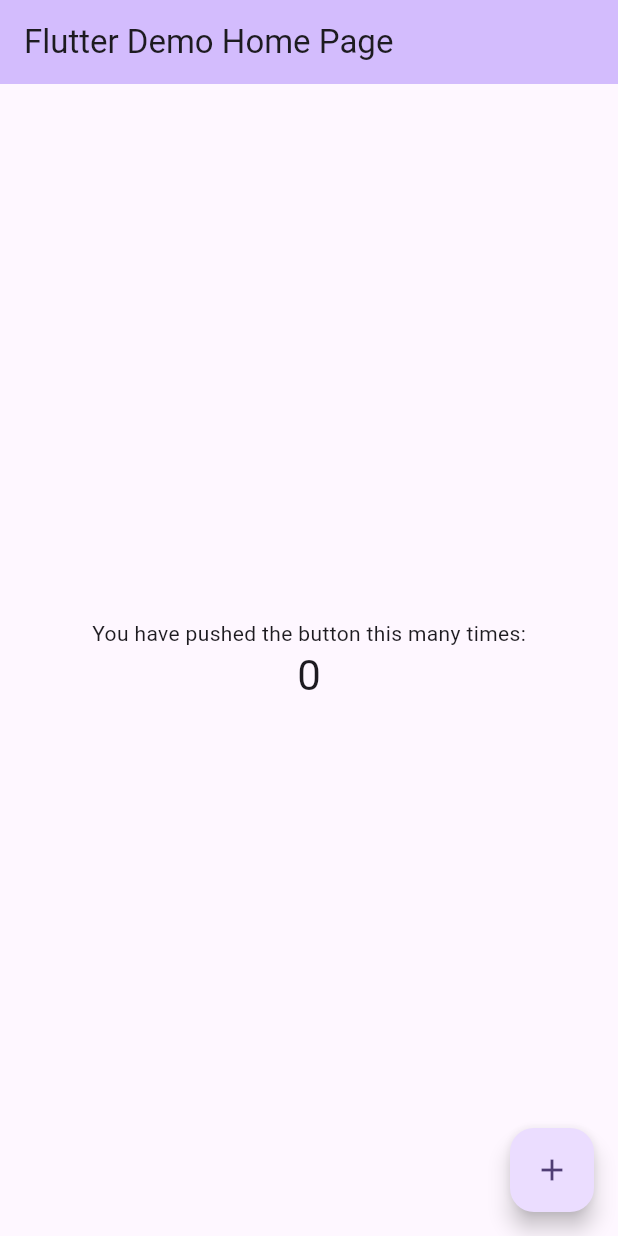
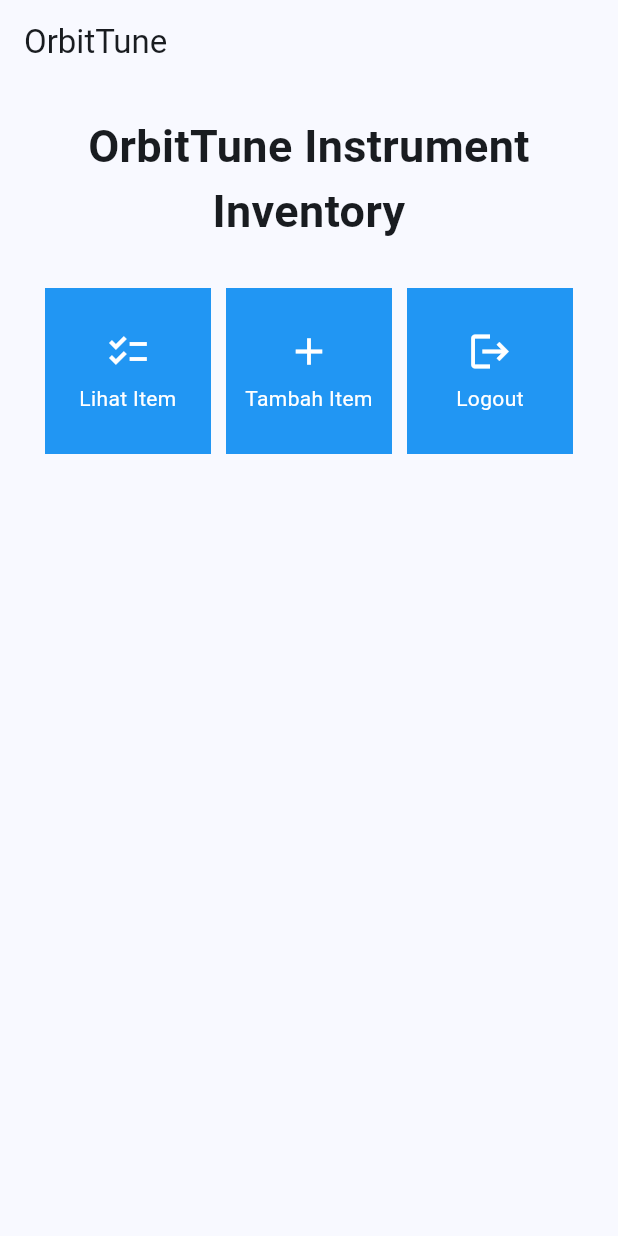
Before and after one commit to bulanath/orbit-tune-mobile, a Flutter app: the screen it shows after launch, on a phone screen of 412 x 824 dp. Run offline on Flutter 3.47's test engine with Material 2 defaults, Android fonts, the light colour scheme and no system bars.

Commit message:
feat: add new buttons to app

```diff
--- a/lib/main.dart
+++ b/lib/main.dart
@@ -1,4 +1,5 @@
 import 'package:flutter/material.dart';
+import 'package:orbit_tune/menu.dart';
 
 void main() {
   runApp(const MyApp());
@@ -28,98 +29,10 @@
         //
         // This works for code too, not just values: Most code changes can be
         // tested with just a hot reload.
-        colorScheme: ColorScheme.fromSeed(seedColor: Colors.deepPurple),
+        colorScheme: ColorScheme.fromSeed(seedColor: Colors.blue),
         useMaterial3: true,
       ),
-      home: const MyHomePage(title: 'Flutter Demo Home Page'),
+      home: MyHomePage(),
     );
   }
 }
-
-class MyHomePage extends StatefulWidget {
-  const MyHomePage({super.key, required this.title});
-
-  // This widget is the home page of your application. It is stateful, meaning
-  // that it has a State object (defined below) that contains fields that affect
-  // how it looks.
-
-  // This class is the configuration for the state. It holds the values (in this
-  // case the title) provided by the parent (in this case the App widget) and
-  // used by the build method of the State. Fields in a Widget subclass are
-  // always marked "final".
-
-  final String title;
-
-  @override
-  State<MyHomePage> createState() => _MyHomePageState();
-}
-
-class _MyHomePageState extends State<MyHomePage> {
-  int _counter = 0;
-
-  void _incrementCounter() {
-    setState(() {
-      // This call to setState tells the Flutter framework that something has
-      // changed in this State, which causes it to rerun the build method below
-      // so that the display can reflect the updated values. If we changed
-      // _counter without calling setState(), then the build method would not be
-      // called again, and so nothing would appear to happen.
-      _counter++;
-    });
-  }
-
-  @override
-  Widget build(BuildContext context) {
-    // This method is rerun every time setState is called, for instance as done
-    // by the _incrementCounter method above.
-    //
-    // The Flutter framework has been optimized to make rerunning build methods
-    // fast, so that you can just rebuild anything that needs updating rather
-    // than having to individually change instances of widgets.
-    return Scaffold(
-      appBar: AppBar(
-        // TRY THIS: Try changing the color here to a specific color (to
-        // Colors.amber, perhaps?) and trigger a hot reload to see the AppBar
-        // change color while the other colors stay the same.
-        backgroundColor: Theme.of(context).colorScheme.inversePrimary,
-        // Here we take the value from the MyHomePage object that was created by
-        // the App.build method, and use it to set our appbar title.
-        title: Text(widget.title),
-      ),
-      body: Center(
-        // Center is a layout widget. It takes a single child and positions it
-        // in the middle of the parent.
-        child: Column(
-          // Column is also a layout widget. It takes a list of children and
-          // arranges them vertically. By default, it sizes itself to fit its
-          // children horizontally, and tries to be as tall as its parent.
-          //
-          // Column has various properties to control how it sizes itself and
-          // how it positions its children. Here we use mainAxisAlignment to
-          // center the children vertically; the main axis here is the vertical
-          // axis because Columns are vertical (the cross axis would be
-          // horizontal).
-          //
-          // TRY THIS: Invoke "debug painting" (choose the "Toggle Debug Paint"
-          // action in the IDE, or press "p" in the console), to see the
-          // wireframe for each widget.
-          mainAxisAlignment: MainAxisAlignment.center,
-          children: <Widget>[
-            const Text(
-              'You have pushed the button this many times:',
-            ),
-            Text(
-              '$_counter',
-              style: Theme.of(context).textTheme.headlineMedium,
-            ),
-          ],
-        ),
-      ),
-      floatingActionButton: FloatingActionButton(
-        onPressed: _incrementCounter,
-        tooltip: 'Increment',
-        child: const Icon(Icons.add),
-      ), // This trailing comma makes auto-formatting nicer for build methods.
-    );
-  }
-}
--- /dev/null
+++ b/lib/menu.dart
@@ -0,0 +1,120 @@
+import 'package:flutter/material.dart';
+
+class Item {
+  final String name;
+  final IconData icon;
+
+  Item(this.name, this.icon);
+}
+
+class MyHomePage extends StatelessWidget {
+  MyHomePage({Key? key}) : super(key: key);
+
+  final List<Item> items = [
+    Item("Lihat Item", Icons.checklist),
+    Item("Tambah Item", Icons.add),
+    Item("Logout", Icons.logout),
+  ];
+
+  // This widget is the home page of your application. It is stateful, meaning
+  // that it has a State object (defined below) that contains fields that affect
+  // how it looks.
+
+  // This class is the configuration for the state. It holds the values (in this
+  // case the title) provided by the parent (in this case the App widget) and
+  // used by the build method of the State. Fields in a Widget subclass are
+  // always marked "final".
+
+  @override
+  Widget build(BuildContext context) {
+      return Scaffold(
+        appBar: AppBar(
+          title: const Text(
+            'OrbitTune',
+          ),
+        ),
+        body: SingleChildScrollView(
+          // Widget wrapper yang dapat discroll
+          child: Padding(
+            padding: const EdgeInsets.all(10.0), // Set padding dari halaman
+            child: Column(
+              // Widget untuk menampilkan children secara vertikal
+              children: <Widget>[
+                const Padding(
+                  padding: EdgeInsets.only(top: 10.0, bottom: 10.0),
+                  // Widget Text untuk menampilkan tulisan dengan alignment center dan style yang sesuai
+                  child: Text(
+                    'OrbitTune Instrument Inventory', // Text yang menandakan toko
+                    textAlign: TextAlign.center,
+                    style: TextStyle(
+                      fontSize: 30,
+                      fontWeight: FontWeight.bold,
+                    ),
+                  ),
+                ),
+                // Grid layout
+                GridView.count(
+                  // Container pada card kita.
+                  primary: true,
+                  padding: const EdgeInsets.all(20),
+                  crossAxisSpacing: 10,
+                  mainAxisSpacing: 10,
+                  crossAxisCount: 3,
+                  shrinkWrap: true,
+                  children: items.map((Item item) {
+                    // Iterasi untuk setiap item
+                    return ItemCard(item);
+                  }).toList(),
+                ),
+              ],
+            ),
+          ),
+        ),
+    );
+  }
+}
+
+class ItemCard extends StatelessWidget {
+  final Item item;
+
+  const ItemCard(this.item, {super.key}); // Constructor
+
+  @override
+  Widget build(BuildContext context) {
+    return Material(
+      color: Colors.blue,
+      child: InkWell(
+        // Area responsive terhadap sentuhan
+        onTap: () {
+          // Memunculkan SnackBar ketika diklik
+          ScaffoldMessenger.of(context)
+            ..hideCurrentSnackBar()
+            ..showSnackBar(SnackBar(
+                content: Text("Kamu telah menekan tombol ${item.name}!")));
+        },
+        child: Container(
+          // Container untuk menyimpan Icon dan Text
+          padding: const EdgeInsets.all(8),
+          child: Center(
+            child: Column(
+              mainAxisAlignment: MainAxisAlignment.center,
+              children: [
+                Icon(
+                  item.icon,
+                  color: Colors.white,
+                  size: 30.0,
+                ),
+                const Padding(padding: EdgeInsets.all(3)),
+                Text(
+                  item.name,
+                  textAlign: TextAlign.center,
+                  style: const TextStyle(color: Colors.white),
+                ),
+              ],
+            ),
+          ),
+        ),
+      ),
+    );
+  }
+}
```
